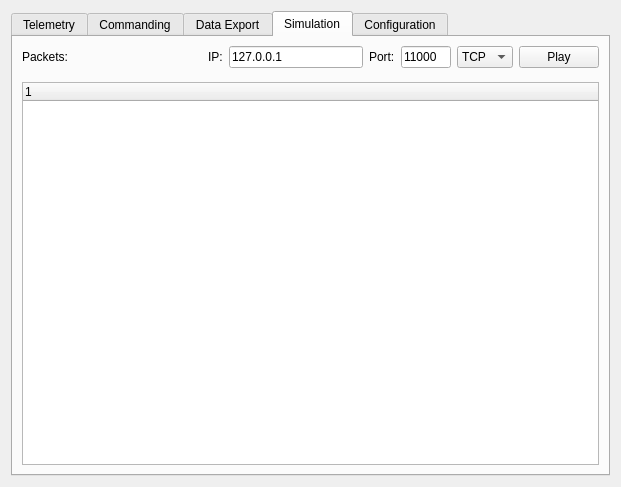
Above: apps/main/ui/main.ui from sudozer/dex before the change. Below: the same form after it.
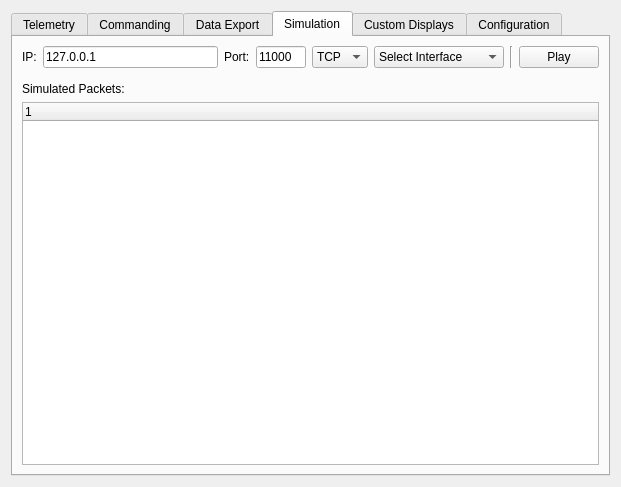
That is the form after the change. The open tabs and pages were chosen to show the change.

The edit to the form file:
```diff
--- a/apps/main/ui/main.ui
+++ b/apps/main/ui/main.ui
@@ -281,26 +281,6 @@
              <property name="bottomMargin">
               <number>8</number>
              </property>
-             <item>
-              <widget class="QLabel" name="label_7">
-               <property name="text">
-                <string>Packets:</string>
-               </property>
-              </widget>
-             </item>
-             <item>
-              <spacer name="horizontalSpacer">
-               <property name="orientation">
-                <enum>Qt::Horizontal</enum>
-               </property>
-               <property name="sizeHint" stdset="0">
-                <size>
-                 <width>40</width>
-                 <height>20</height>
-                </size>
-               </property>
-              </spacer>
-             </item>
              <item>
               <widget class="QLabel" name="label_9">
                <property name="text">
@@ -353,7 +333,29 @@
               </widget>
              </item>
              <item>
-              <widget class="QPushButton" name="pushButton_4">
+              <widget class="QComboBox" name="simPacketInterfaceDropdown">
+               <property name="minimumSize">
+                <size>
+                 <width>130</width>
+                 <height>0</height>
+                </size>
+               </property>
+               <item>
+                <property name="text">
+                 <string>Select Interface</string>
+                </property>
+               </item>
+              </widget>
+             </item>
+             <item>
+              <widget class="Line" name="line_2">
+               <property name="orientation">
+                <enum>Qt::Vertical</enum>
+               </property>
+              </widget>
+             </item>
+             <item>
+              <widget class="QPushButton" name="simPlayButton">
                <property name="text">
                 <string>Play</string>
                </property>
@@ -362,7 +364,14 @@
             </layout>
            </item>
            <item>
-            <widget class="QTreeWidget" name="treeWidget">
+            <widget class="QLabel" name="label_7">
+             <property name="text">
+              <string>Simulated Packets:</string>
+             </property>
+            </widget>
+           </item>
+           <item>
+            <widget class="QTreeWidget" name="simulationPacketsTree">
              <column>
               <property name="text">
                <string notr="true">1</string>
@@ -374,6 +383,11 @@
          </item>
         </layout>
        </widget>
+       <widget class="QWidget" name="tab_5">
+        <attribute name="title">
+         <string>Custom Displays</string>
+        </attribute>
+       </widget>
        <widget class="QWidget" name="tab_4">
         <attribute name="title">
          <string>Configuration</string>
```
Left out of the diff: 84 changed lines with no effect on the pictures.
